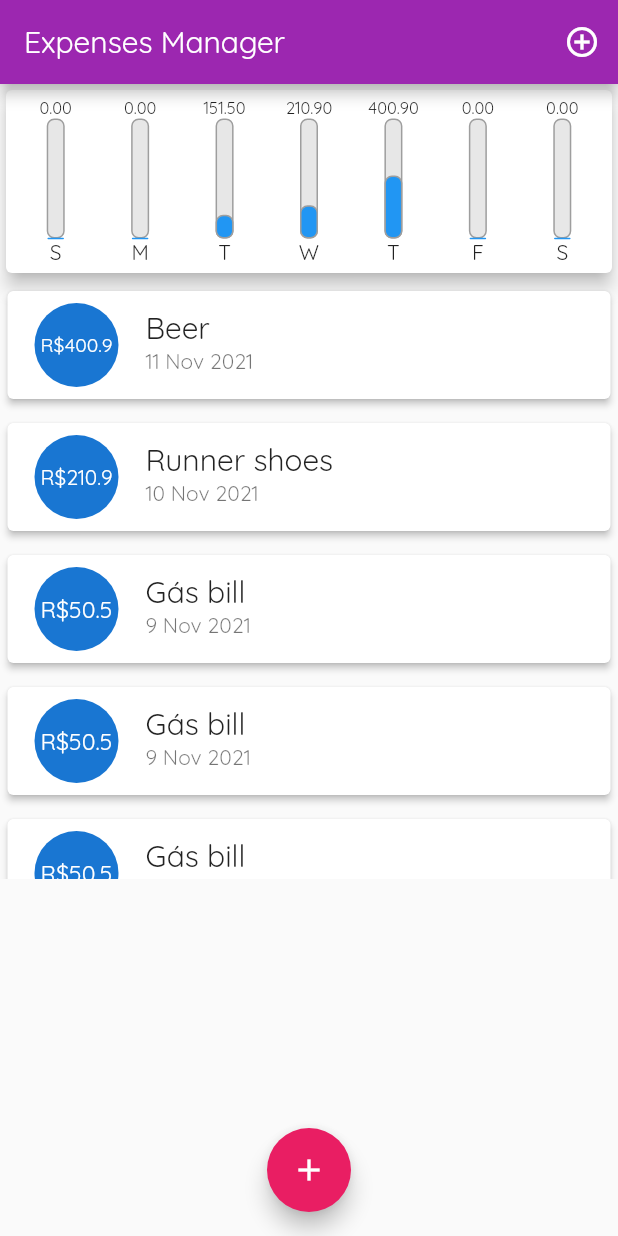
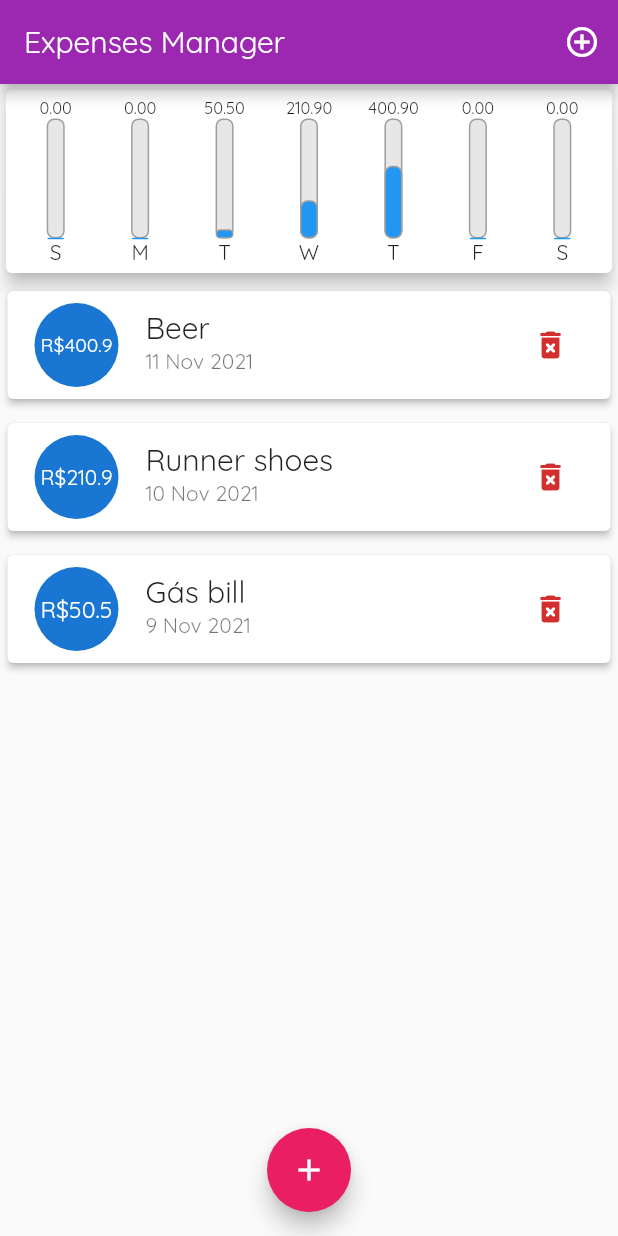
Before and after one commit to diegormb06/expenses_manager, a Flutter app: the screen it shows after launch, on a phone screen of 412 x 824 dp. Run offline on Flutter 3.47's test engine with Material 2 defaults, Android fonts, the phone set to English and light mode, and no system bars.

Commit message:
feat: implementada função de remoção de uma transação

```diff
--- a/lib/components/chart.dart
+++ b/lib/components/chart.dart
@@ -52,7 +52,9 @@ class Chart extends StatelessWidget {
                 child: ChartBar(
                     label: tr['day'],
                     value: tr['value'],
-                    percentage: tr['value'] / _weekTotalValue),
+                    percentage: _weekTotalValue == 0
+                        ? 0
+                        : tr['value'] / _weekTotalValue),
               );
             }).toList(),
           ),
--- a/lib/components/transaction_list.dart
+++ b/lib/components/transaction_list.dart
@@ -4,8 +4,9 @@ import 'package:intl/intl.dart';
 
 class TransactionList extends StatelessWidget {
   final List<Transaction> transactions;
+  final void Function(String) removeTransaction;
 
-  TransactionList(this.transactions);
+  TransactionList(this.transactions, this.removeTransaction);
 
   @override
   Widget build(BuildContext context) {
@@ -55,6 +56,11 @@ class TransactionList extends StatelessWidget {
                     subtitle: Text(
                       DateFormat('d MMM y').format(tr.date),
                     ),
+                    trailing: IconButton(
+                      icon: Icon(Icons.delete_forever_rounded),
+                      color: Theme.of(context).errorColor,
+                      onPressed: () => removeTransaction(tr.id),
+                    ),
                   ),
                 );
               },
--- a/lib/main.dart
+++ b/lib/main.dart
@@ -49,18 +49,6 @@ class _MyHomeAppState extends State<MyHomeApp> {
       value: 50.5,
       date: DateTime.now().subtract(Duration(days: 4)),
     ),
-    Transaction(
-      id: 't3',
-      title: 'Gás bill',
-      value: 50.5,
-      date: DateTime.now().subtract(Duration(days: 4)),
-    ),
-    Transaction(
-      id: 't4',
-      title: 'Gás bill',
-      value: 50.5,
-      date: DateTime.now().subtract(Duration(days: 4)),
-    )
   ];
 
   List<Transaction> get _recentTransactions {
@@ -71,17 +59,23 @@ class _MyHomeAppState extends State<MyHomeApp> {
     }).toList();
   }
 
-  _addTransaction(title, value) {
+  _addTransaction(String title, double value, DateTime date) {
     final newTransaction = Transaction(
       id: Random().nextDouble().toString(),
       title: title,
       value: value,
-      date: DateTime.now(),
+      date: date,
     );
     setState(() {
       _transactions.add(newTransaction);
     });
     Navigator.of(context).pop();
+  }
+
+  _removeTransaction(String id) {
+    setState(() {
+      _transactions.removeWhere((element) => element.id == id);
+    });
   }
 
   _openTransactionFormModal(BuildContext context) {
@@ -108,7 +102,7 @@ class _MyHomeAppState extends State<MyHomeApp> {
           crossAxisAlignment: CrossAxisAlignment.stretch,
           children: <Widget>[
             Chart(_recentTransactions),
-            TransactionList(_transactions),
+            TransactionList(_transactions, _removeTransaction),
           ],
         ),
       ),
```
Also changed, not shown: lib/components/transaction_form.dart (+30 -10 lines).
